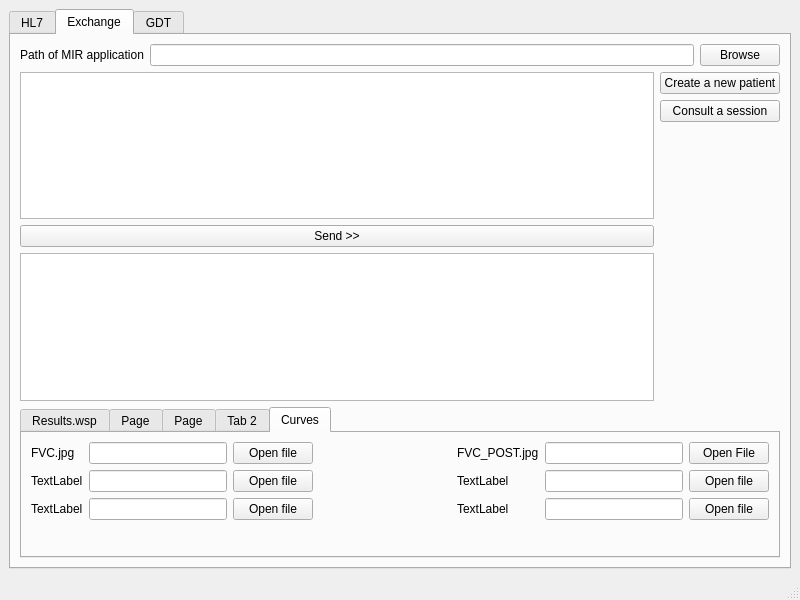
Before: the Qt Designer form MainWindow.ui in MIR-Software-Development/mir-clients-integrations, drawn with Qt 5.
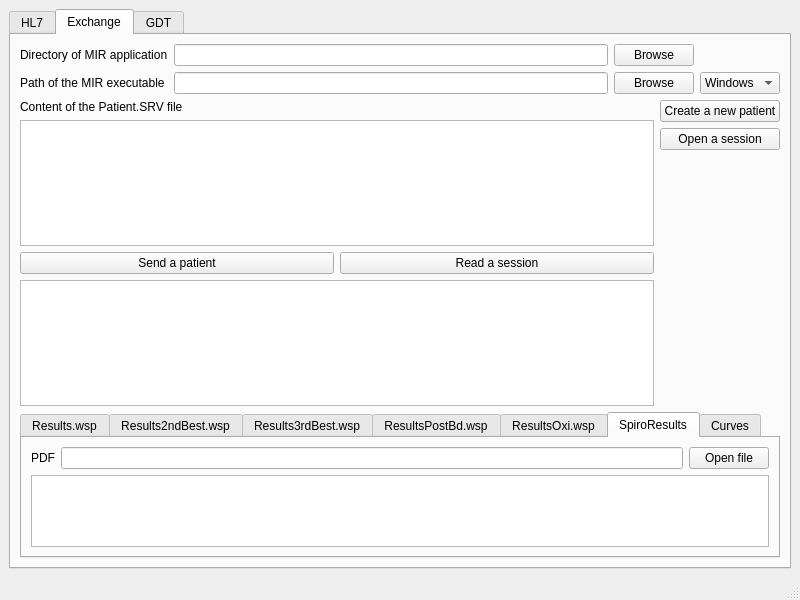
After: the same form once the commit is applied. The open tabs and pages were chosen to show the change.

The edit to the form file:
```diff
--- a/MainWindow.ui
+++ b/MainWindow.ui
@@ -162,39 +162,88 @@
        </attribute>
        <layout class="QVBoxLayout" name="verticalLayout_6">
         <item>
-         <layout class="QHBoxLayout" name="horizontalLayout_3">
-          <item>
-           <widget class="QLabel" name="label_4">
-            <property name="text">
-             <string>Path of MIR application</string>
-            </property>
-           </widget>
-          </item>
-          <item>
+         <layout class="QGridLayout" name="gridLayout_3">
+          <item row="0" column="1">
            <widget class="QLineEdit" name="leWXPMIRAppPath"/>
           </item>
-          <item>
+          <item row="1" column="1">
+           <widget class="QLineEdit" name="leWXPMIRExePath"/>
+          </item>
+          <item row="1" column="2">
+           <widget class="QPushButton" name="pbWXPBrowseMIRExe">
+            <property name="text">
+             <string>Browse</string>
+            </property>
+           </widget>
+          </item>
+          <item row="0" column="0">
+           <widget class="QLabel" name="label_4">
+            <property name="text">
+             <string>Directory of MIR application</string>
+            </property>
+           </widget>
+          </item>
+          <item row="1" column="0">
+           <widget class="QLabel" name="label_15">
+            <property name="text">
+             <string>Path of the MIR executable</string>
+            </property>
+           </widget>
+          </item>
+          <item row="0" column="2">
            <widget class="QPushButton" name="pbWXPBrowse">
             <property name="text">
              <string>Browse</string>
             </property>
            </widget>
           </item>
+          <item row="1" column="3">
+           <widget class="QComboBox" name="comboBox">
+            <item>
+             <property name="text">
+              <string>Windows</string>
+             </property>
+            </item>
+            <item>
+             <property name="text">
+              <string>MacOS</string>
+             </property>
+            </item>
+           </widget>
+          </item>
          </layout>
         </item>
         <item>
          <layout class="QHBoxLayout" name="horizontalLayout_4">
           <item>
            <layout class="QVBoxLayout" name="verticalLayout_4">
+            <item>
+             <widget class="QLabel" name="label_14">
+              <property name="text">
+               <string>Content of the Patient.SRV file</string>
+              </property>
+             </widget>
+            </item>
             <item>
              <widget class="QTextEdit" name="textEdit_3"/>
             </item>
             <item>
-             <widget class="QPushButton" name="pushButton_6">
-              <property name="text">
-               <string>Send &gt;&gt;</string>
-              </property>
-             </widget>
+             <layout class="QHBoxLayout" name="horizontalLayout_3">
+              <item>
+               <widget class="QPushButton" name="pushButton_6">
+                <property name="text">
+                 <string>Send a patient</string>
+                </property>
+               </widget>
+              </item>
+              <item>
+               <widget class="QPushButton" name="pushButton_5">
+                <property name="text">
+                 <string>Read a session</string>
+                </property>
+               </widget>
+              </item>
+             </layout>
             </item>
             <item>
              <widget class="QTextEdit" name="textEdit_4"/>
@@ -213,7 +262,7 @@
             <item>
              <widget class="QPushButton" name="pushButton_8">
               <property name="text">
-               <string>Consult a session</string>
+               <string>Open a session</string>
               </property>
              </widget>
             </item>
@@ -251,7 +300,7 @@
           </widget>
           <widget class="QWidget" name="tab_6">
            <attribute name="title">
-            <string>Page</string>
+            <string>Results2ndBest.wsp</string>
            </attribute>
            <layout class="QVBoxLayout" name="verticalLayout_9">
             <item>
@@ -261,7 +310,7 @@
           </widget>
           <widget class="QWidget" name="tab_7">
            <attribute name="title">
-            <string>Page</string>
+            <string>Results3rdBest.wsp</string>
            </attribute>
            <layout class="QVBoxLayout" name="verticalLayout_10">
             <item>
@@ -271,7 +320,7 @@
           </widget>
           <widget class="QWidget" name="tab_5">
            <attribute name="title">
-            <string>Tab 2</string>
+            <string>ResultsPostBd.wsp</string>
            </attribute>
            <layout class="QVBoxLayout" name="verticalLayout_11">
             <item>
@@ -279,6 +328,47 @@
             </item>
            </layout>
           </widget>
+          <widget class="QWidget" name="tab_8">
+           <attribute name="title">
+            <string>ResultsOxi.wsp</string>
+           </attribute>
+           <layout class="QVBoxLayout" name="verticalLayout_12">
+            <item>
+             <widget class="QTextEdit" name="textEdit_9"/>
+            </item>
+           </layout>
+          </widget>
+          <widget class="QWidget" name="tab_9">
+           <attribute name="title">
+            <string>SpiroResults</string>
+           </attribute>
+           <layout class="QVBoxLayout" name="verticalLayout_13">
+            <item>
+             <layout class="QHBoxLayout" name="horizontalLayout_5">
+              <item>
+               <widget class="QLabel" name="label_16">
+                <property name="text">
+                 <string>PDF</string>
+                </property>
+               </widget>
+              </item>
+              <item>
+               <widget class="QLineEdit" name="lineEdit"/>
+              </item>
+              <item>
+               <widget class="QPushButton" name="pushButton">
+                <property name="text">
+                 <string>Open file</string>
+                </property>
+               </widget>
+              </item>
+             </layout>
+            </item>
+            <item>
+             <widget class="QTextEdit" name="textEdit_10"/>
+            </item>
+           </layout>
+          </widget>
           <widget class="QWidget" name="tab_4">
            <attribute name="title">
             <string>Curves</string>
@@ -315,7 +405,7 @@
               <item row="1" column="0">
                <widget class="QLabel" name="label_7">
                 <property name="text">
-                 <string>TextLabel</string>
+                 <string>VC.jpg</string>
                 </property>
                </widget>
               </item>
@@ -336,14 +426,14 @@
               <item row="0" column="4">
                <widget class="QLabel" name="label_6">
                 <property name="text">
-                 <string>FVC_POST.jpg</string>
+                 <string>FVC_VT.jpg</string>
                 </property>
                </widget>
               </item>
               <item row="2" column="0">
                <widget class="QLabel" name="label_8">
                 <property name="text">
-                 <string>TextLabel</string>
+                 <string>FVC_POST.jpg</string>
                 </property>
                </widget>
               </item>
@@ -362,14 +452,14 @@
               <item row="1" column="4">
                <widget class="QLabel" name="label_9">
                 <property name="text">
-                 <string>TextLabel</string>
+                 <string>MVV.jpg</string>
                 </property>
                </widget>
               </item>
               <item row="2" column="4">
                <widget class="QLabel" name="label_10">
                 <property name="text">
-                 <string>TextLabel</string>
+                 <string>OXI.jpg</string>
                 </property>
                </widget>
               </item>
```
Left out of the diff: 29 changed lines with no effect on the pictures.
